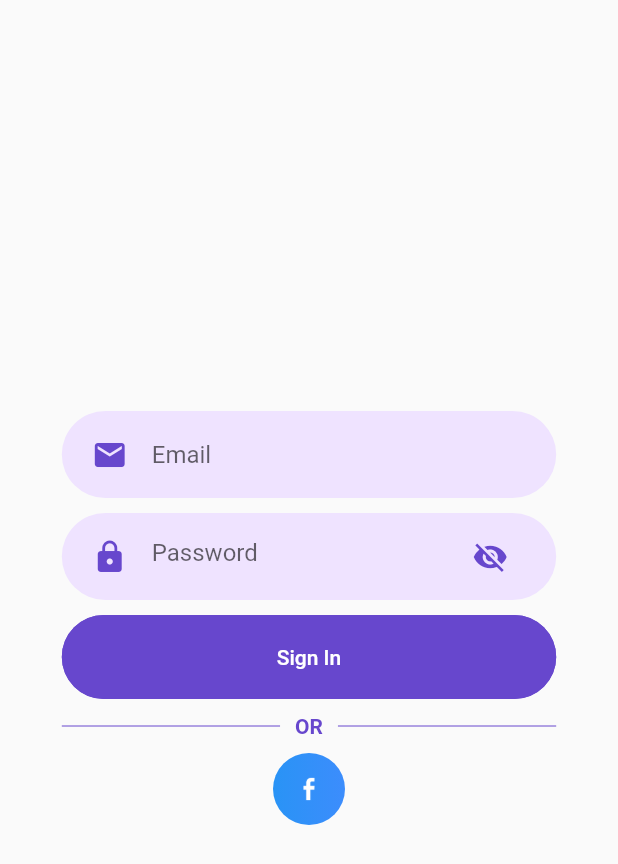
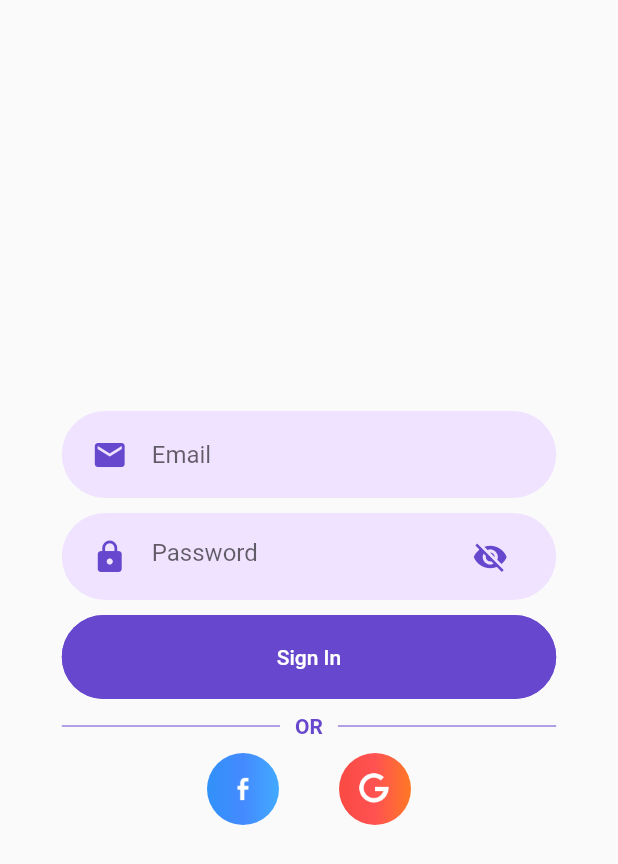
Before and after one commit to TrinhXuanTam/jaw-harp-tutoring, a Flutter app: the screen it shows after launch, on a phone screen of 412 x 824 dp. Shown: the top 864 px of the screen. Run offline on Flutter 3.47's test engine with Material 2 defaults, Android fonts, the phone set to English and light mode, and no system bars; our stand-ins replace bloc, equatable, firebase_auth, firebase_core, flutter_bloc, get_it and 1 more; missing offline and left inert: optional; accounts and stored records are empty.

Commit message:
added auth screen bloc

```diff
--- a/lib/core/BLoCs/hide_field_input/hide_field_input_bloc.dart
+++ b/lib/core/BLoCs/hide_field_input/hide_field_input_bloc.dart
@@ -1,6 +1,7 @@
 import 'dart:async';
 
 import 'package:bloc/bloc.dart';
+import 'package:injectable/injectable.dart';
 import 'package:meta/meta.dart';
 
 part 'hide_field_input_event.dart';
@@ -8,6 +9,7 @@ part 'hide_field_input_event.dart';
 part 'hide_field_input_state.dart';
 
 /// Show or hide input field text
+@injectable
 class HideFieldInputBloc
     extends Bloc<HideFieldInputEvent, HideFieldInputState> {
   HideFieldInputBloc() : super(InputHiddenState());
--- a/lib/core/utils/constants.dart
+++ b/lib/core/utils/constants.dart
@@ -12,3 +12,4 @@ const Color BASE_COLOR_VERY_LIGHT = Color.fromRGBO(239, 227, 255, 1);
 
 // Icons
 const String FACEBOOK_ICON_LOCATION = 'assets/images/facebook.png';
+const String GOOGLE_ICON_LOCATION = 'assets/images/google.png';
--- /dev/null
+++ b/lib/core/utils/regex.dart
@@ -0,0 +1,10 @@
+class RegExMatchers {
+  static final RegExp email = RegExp(r"^[a-zA-Z0-9.a-zA-Z0-9.!#$%&'*+-/=?^_`{|}~]+@[a-zA-Z0-9]+\.[a-zA-Z]+");
+
+  /// Password must contain:
+  ///   - 6 to 20 characters
+  ///   - Must contain at least one digit
+  ///   - Must contain at least one letter (case insensitive)
+  ///   - Can contain the following characters: ! @ # $ % & *
+  static final RegExp password = RegExp(r"^((?=.*\d)(?=.*[a-zA-Z])[a-zA-Z0-9!@#$%&*]{6,20})$");
+}
--- a/lib/core/widgets/rounded_password_field.dart
+++ b/lib/core/widgets/rounded_password_field.dart
@@ -1,6 +1,7 @@
 import 'package:flutter/material.dart';
 import 'package:flutter_bloc/flutter_bloc.dart';
 import 'package:jews_harp/core/BLoCs/hide_field_input/hide_field_input_bloc.dart';
+import 'package:jews_harp/core/dependency_injection/service_locator.dart';
 import 'package:jews_harp/core/utils/constants.dart';
 import 'package:jews_harp/core/widgets/rounded_input_field_container.dart';
 
@@ -23,7 +24,7 @@ class RoundedPasswordField extends StatelessWidget {
     return RoundedInputField(
       color: this.color,
       child: BlocProvider(
-        create: (_) => HideFieldInputBloc(),
+        create: (_) => serviceLocator<HideFieldInputBloc>(),
         child: BlocBuilder<HideFieldInputBloc, HideFieldInputState>(
           builder: (ctx, state) {
             return TextField(
--- /dev/null
+++ b/lib/features/auth/domain/use_cases/email_authentication.dart
@@ -0,0 +1,15 @@
+import 'package:injectable/injectable.dart';
+import 'package:jews_harp/features/auth/domain/entities/user.dart';
+import 'package:jews_harp/features/auth/domain/repository_interfaces/user_repository_interface.dart';
+import 'package:optional/optional_internal.dart';
+
+@lazySingleton
+class EmailAuthentication {
+  final IUserRepository _userRepository;
+
+  EmailAuthentication(this._userRepository);
+
+  Future<Optional<User>> call(String email, String password) async {
+    return _userRepository.getCurrentUser();
+  }
+}
--- /dev/null
+++ b/lib/features/auth/presentation/BLoCs/authetication_screen/auth_screen_event.dart
@@ -0,0 +1,12 @@
+part of 'auth_screen_bloc.dart';
+
+@immutable
+abstract class AuthScreenEvent {}
+
+/// Indicates that user tries to sign in with email.
+class EmailAuthenticationEvent extends AuthScreenEvent {
+  final String email;
+  final String password;
+
+  EmailAuthenticationEvent(this.email, this.password);
+}
--- /dev/null
+++ b/lib/features/auth/presentation/BLoCs/authetication_screen/auth_screen_state.dart
@@ -0,0 +1,18 @@
+part of 'auth_screen_bloc.dart';
+
+@immutable
+abstract class AuthScreenState {}
+
+class AuthScreenInitialState extends AuthScreenState {}
+
+class AuthSuccessState extends AuthScreenState {
+  final User user;
+
+  AuthSuccessState(this.user);
+}
+
+class AuthFailedState extends AuthScreenState {
+  final String message;
+
+  AuthFailedState(this.message);
+}
--- a/lib/features/auth/presentation/BLoCs/login_screen_redirect/auth_bloc.dart
+++ b/lib/features/auth/presentation/BLoCs/login_screen_redirect/auth_bloc.dart
@@ -1,6 +1,7 @@
 import 'dart:async';
 
 import 'package:bloc/bloc.dart';
+import 'package:injectable/injectable.dart';
 import 'package:jews_harp/features/auth/domain/use_cases/offline_authentication.dart';
 import 'package:meta/meta.dart';
 
@@ -8,6 +9,7 @@ part 'auth_event.dart';
 
 part 'auth_state.dart';
 
+@injectable
 class AuthBloc extends Bloc<AuthEvent, AuthState> {
   final OfflineAuthentication _offlineAuth;
 
@@ -25,9 +27,7 @@ class AuthBloc extends Bloc<AuthEvent, AuthState> {
         yield UnauthenticatedState();
       else
         yield AuthenticatedState();
-    } else if (event is EmailAuthenticationEvent) {
-      print(event.email);
-      print(event.password);
+    } else if (event is UserAuthenticatedEvent) {
       yield AuthenticatedState();
     }
   }
--- a/lib/features/auth/presentation/BLoCs/login_screen_redirect/auth_event.dart
+++ b/lib/features/auth/presentation/BLoCs/login_screen_redirect/auth_event.dart
@@ -3,13 +3,8 @@ part of 'auth_bloc.dart';
 @immutable
 abstract class AuthEvent {}
 
-/// Indicates that splash screen has been displayed
+/// Indicates that splash screen has been displayed.
 class SplashScreenDisplayedEvent extends AuthEvent {}
 
-/// Indicates that user tries to sign in with email.
-class EmailAuthenticationEvent extends AuthEvent {
-  final String email;
-  final String password;
-
-  EmailAuthenticationEvent(this.email, this.password);
-}
+/// Indicates that user has successfully been authenticated.
+class UserAuthenticatedEvent extends AuthEvent {}
--- a/lib/features/auth/presentation/screens/authentication_screen.dart
+++ b/lib/features/auth/presentation/screens/authentication_screen.dart
@@ -1,5 +1,10 @@
 import 'package:flutter/material.dart';
-import 'package:jews_harp/core/utils/constants.dart';
+import 'package:flutter_bloc/flutter_bloc.dart';
+import 'package:jews_harp/core/dependency_injection/service_locator.dart';
+import 'package:jews_harp/features/auth/domain/use_cases/email_authentication.dart';
+import 'package:jews_harp/features/auth/presentation/BLoCs/authetication_screen/auth_screen_bloc.dart';
+import 'package:jews_harp/features/auth/presentation/BLoCs/login_screen_redirect/auth_bloc.dart';
+import 'package:jews_harp/features/auth/presentation/widgets/authentication_screen_background.dart';
 import 'package:jews_harp/features/auth/presentation/widgets/email_authentication_form.dart';
 import 'package:jews_harp/features/auth/presentation/widgets/text_divider.dart';
 import 'package:jews_harp/features/auth/presentation/widgets/third_party_authentication.dart';
@@ -10,12 +15,21 @@ class AuthenticationScreen extends StatelessWidget {
     final Size size = MediaQuery.of(context).size;
 
     return Scaffold(
-      body: Container(
+      body: BlocProvider(
+        create: (_) => serviceLocator<AuthScreenBloc>(),
+        child: BlocListener<AuthScreenBloc, AuthScreenState>(
+          listener: (ctx, state) {
+            if (state is AuthSuccessState)
+              BlocProvider.of<AuthBloc>(ctx).add(UserAuthenticatedEvent());
+            else if (state is AuthFailedState) print(state.message);
+          },
+          child: Container(
             height: size.height,
             width: double.infinity,
             child: Stack(
               alignment: Alignment.center,
               children: [
+                AuthScreenBackground(),
                 Column(
                   mainAxisAlignment: MainAxisAlignment.center,
                   children: [
@@ -23,8 +37,10 @@ class AuthenticationScreen extends StatelessWidget {
                     TextDivider(text: "OR"),
                     ThirdPartyAuthOptions(),
                   ],
-            )
+                ),
               ],
+            ),
+          ),
         ),
       ),
     );
--- a/lib/features/auth/presentation/widgets/authentication_screen_background.dart
+++ b/lib/features/auth/presentation/widgets/authentication_screen_background.dart
@@ -1,10 +1,9 @@
 import 'package:flutter/cupertino.dart';
+import 'package:jews_harp/core/utils/constants.dart';
 
 class AuthScreenBackground extends StatelessWidget {
   @override
   Widget build(BuildContext context) {
-    // TODO: implement build
-    throw UnimplementedError();
+    return Container();
   }
-
 }
--- a/lib/features/auth/presentation/widgets/third_party_authentication.dart
+++ b/lib/features/auth/presentation/widgets/third_party_authentication.dart
@@ -8,14 +8,33 @@ class ThirdPartyAuthOptions extends StatelessWidget {
     return Row(
       mainAxisAlignment: MainAxisAlignment.center,
       children: [
+        // Facebook auth
         ThirdPartyAuthButton(
           icon: ImageIcon(
             AssetImage(FACEBOOK_ICON_LOCATION),
             color: Colors.white,
           ),
-          colors: [Colors.blue, Colors.blueAccent],
+          colors: [
+            Colors.blue,
+            Colors.blueAccent,
+            Colors.lightBlueAccent,
+          ],
           onPressed: () {},
         ),
+        // Google auth
+        ThirdPartyAuthButton(
+          icon: ImageIcon(
+            AssetImage(GOOGLE_ICON_LOCATION),
+            color: Colors.white,
+          ),
+          colors: [
+            Colors.red,
+            Colors.redAccent,
+            Colors.orange,
+          ],
+          onPressed: () {},
+        ),
+        // Google auth
       ],
     );
   }
--- a/pubspec.yaml
+++ b/pubspec.yaml
@@ -26,6 +26,8 @@ dependencies:
   # Firebase
   firebase_core: ^0.5.2
   firebase_auth: ^0.18.3
+  # Facebook authentication
+  flutter_facebook_auth: ^2.0.2
   # Business logic components
   flutter_bloc: ^6.1.1
   # Optional data type
```
Also changed, not shown: lib/features/auth/presentation/BLoCs/authetication_screen/auth_screen_bloc.dart (added, +45 -0 lines), lib/features/auth/presentation/widgets/email_authentication_form.dart (+4 -3 lines), assets/images/google.png (added), lib/core/dependency_injection/service_locator.config.dart. Lines whose indentation alone changed are shown as unchanged.
